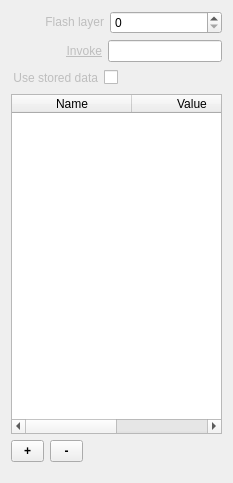
Old version of the form Widgets/Inspector/InspectorTemplateWidget.ui in the repository CasparCG/client.
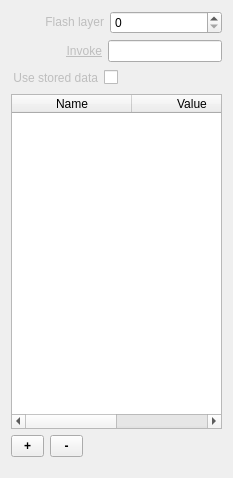
New version of the form.

```diff
--- a/Widgets/Inspector/InspectorTemplateWidget.ui
+++ b/Widgets/Inspector/InspectorTemplateWidget.ui
@@ -7,7 +7,7 @@
     <x>0</x>
     <y>0</y>
     <width>233</width>
-    <height>483</height>
+    <height>478</height>
    </rect>
   </property>
   <property name="sizePolicy">
@@ -19,7 +19,7 @@
   <property name="minimumSize">
    <size>
     <width>0</width>
-    <height>483</height>
+    <height>478</height>
    </size>
   </property>
   <layout class="QVBoxLayout" name="verticalLayout">
```
